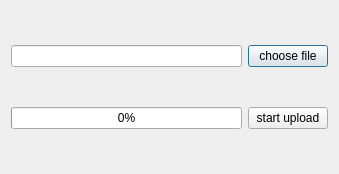
Above: obs/forms/uploadfiledialog.ui from sunwenjieIT/wenjie-obs-personal before the change. Below: the same form after it.
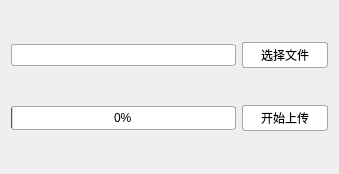
That is the form after the change.

The edit to the form file:
```diff
--- a/obs/forms/uploadfiledialog.ui
+++ b/obs/forms/uploadfiledialog.ui
@@ -11,13 +11,46 @@
    </rect>
   </property>
   <property name="windowTitle">
-   <string>Dialog</string>
+   <string>文件上传</string>
+  </property>
+  <property name="styleSheet">
+   <string notr="true">QLineEdit{
+	border: 1px solid #A7A7A7;
+	border-radius:3px;
+	height:20px;
+}
+QPushButton{
+	border: 1px solid #A7A7A7;
+	border-radius:3px;
+	color: rgb(0, 0, 0);
+	background-color: rgb(255, 255, 255);	
+	height: 20px;
+	min-width:80px;
+	padding: 2 2px;
+}
+QPushButton:hover{
+	background-color: rgb(190, 231, 253);
+}
+QPushButton:pressed{
+	background-color: rgb(235, 236, 237);
+	border: 1px solid #A7A7A7;
+}
+QProgressBar{
+	border: 1px solid #A7A7A7;
+    border-radius: 3px;
+    text-align: center;
+}
+QProgressBar::chunk {
+    width: 10px;
+    margin: 0.5px;
+}
+</string>
   </property>
   <layout class="QGridLayout" name="gridLayout">
    <item row="0" column="1">
     <widget class="QPushButton" name="selectFileButton">
      <property name="text">
-      <string>choose file</string>
+      <string>选择文件</string>
      </property>
     </widget>
    </item>
@@ -34,7 +67,7 @@
    <item row="1" column="1">
     <widget class="QPushButton" name="pushButton">
      <property name="text">
-      <string>start upload</string>
+      <string>开始上传</string>
      </property>
     </widget>
    </item>
```
